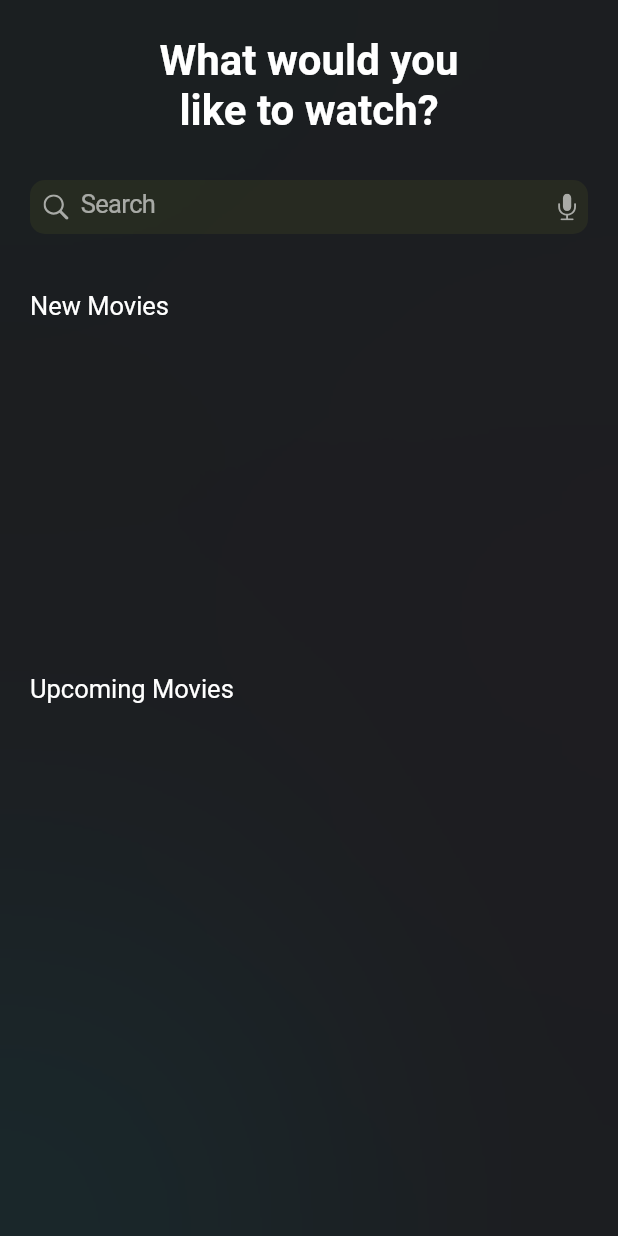
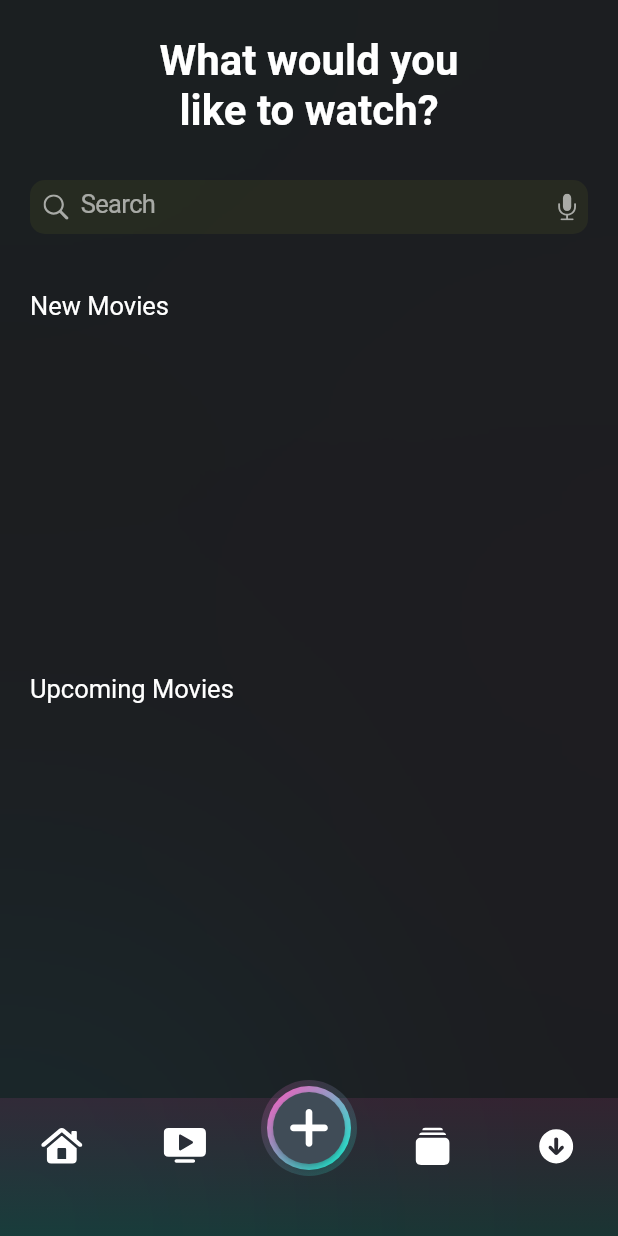
Before and after one commit to kylsnchz12/Prelim-SPElec, a Flutter app: the HomeScreen screen opened by its route, on a phone screen of 412 x 824 dp. Run offline on Flutter 3.47's test engine with Material 2 defaults, Android fonts, the phone set to English and light mode, and no system bars; drawn by our look-alikes of glassmorphism; our stand-ins replace flutter_svg, gradient_borders.

Commit message:
implementing bottom navigation bar

```diff
--- a/flutter_prelim/lib/screens/homescreen.dart
+++ b/flutter_prelim/lib/screens/homescreen.dart
@@ -3,6 +3,8 @@ import 'dart:ui';
 import 'package:flutter/material.dart';
 import 'package:flutter/src/widgets/framework.dart';
 import 'package:flutter/src/widgets/placeholder.dart';
+import 'package:flutter_svg/svg.dart';
+import 'package:glassmorphism/glassmorphism.dart';
 
 import '../components/mask_image.dart';
 import '../components/search_field.dart';
@@ -196,6 +198,90 @@ class _HomeScreenState extends State<HomeScreen> {
           ],
         ),
       ),
+      floatingActionButton: Container(
+        height: 64,
+        width: 64,
+        padding: const EdgeInsets.all(4),
+        margin: const EdgeInsets.only(top: 40),
+        decoration: BoxDecoration(
+            shape: BoxShape.circle,
+            gradient: LinearGradient(colors: [
+              const Color(0xFFFE53BB).withOpacity(0.2),
+              const Color(0xFF09FBD3).withOpacity(0.2)
+            ], begin: Alignment.topLeft, end: Alignment.bottomRight)),
+        child: Container(
+          height: 60,
+          width: 60,
+          padding: const EdgeInsets.all(4),
+          decoration: const BoxDecoration(
+              shape: BoxShape.circle,
+              gradient: LinearGradient(
+                  colors: [Color(0xFFFE53BB), Color(0xFF09FBD3)],
+                  begin: Alignment.topLeft,
+                  end: Alignment.bottomRight)),
+          child: RawMaterialButton(
+            onPressed: () {},
+            shape: const CircleBorder(),
+            fillColor: const Color(0xff404c57),
+            child: SvgPicture.asset('assets/Icon/plus.svg'),
+          ),
+        ),
+      ),
+      floatingActionButtonLocation: FloatingActionButtonLocation.centerDocked,
+      bottomNavigationBar: GlassmorphicContainer(
+        width: screenWidth,
+        height: 92,
+        borderRadius: 0,
+        linearGradient: LinearGradient(
+            begin: Alignment.topCenter,
+            end: Alignment.bottomCenter,
+            colors: [
+              const Color(0xFFFE53BB).withOpacity(0.1),
+              const Color(0xFF09FBD3).withOpacity(0.1)
+            ]),
+        border: 0,
+        blur: 30,
+        borderGradient: const LinearGradient(
+            begin: Alignment.topCenter,
+            end: Alignment.bottomCenter,
+            colors: [Color(0xFFFE53BB), Color(0xFF09FBD3)]),
+        child: BottomAppBar(
+          color: Colors.transparent,
+          notchMargin: 4,
+          elevation: 0,
+          child: Padding(
+            padding: const EdgeInsets.only(top: 8),
+            child: Row(
+              mainAxisAlignment: MainAxisAlignment.center,
+              children: [
+                Expanded(
+                    child: IconButton(
+                  onPressed: () {},
+                  icon: SvgPicture.asset('assets/Icon/home.svg'),
+                )),
+                Expanded(
+                    child: IconButton(
+                  onPressed: () {},
+                  icon: SvgPicture.asset('assets/Icon/watch.svg'),
+                )),
+                const Expanded(
+                  child: Text(' '),
+                ),
+                Expanded(
+                    child: IconButton(
+                  onPressed: () {},
+                  icon: SvgPicture.asset('assets/Icon/stack.svg'),
+                )),
+                Expanded(
+                    child: IconButton(
+                  onPressed: () {},
+                  icon: SvgPicture.asset('assets/Icon/download.svg'),
+                ))
+              ],
+            ),
+          ),
+        ),
+      ),
     );
   }
 }
--- a/flutter_prelim/pubspec.yaml
+++ b/flutter_prelim/pubspec.yaml
@@ -38,6 +38,8 @@ dependencies:
   gradient_borders: ^1.0.0
   introduction_screen: ^3.1.6
   flutter_svg: ^2.0.2
+  glassmorphism: ^3.0.0
+
 
 dev_dependencies:
   flutter_test:
```
Also changed, not shown: flutter_prelim/assets/Icon/download.svg (added), flutter_prelim/assets/Icon/home.svg (added), flutter_prelim/assets/Icon/plus.svg (added), flutter_prelim/assets/Icon/stack.svg (added), flutter_prelim/assets/Icon/watch.svg (added), flutter_prelim/pubspec.lock.
